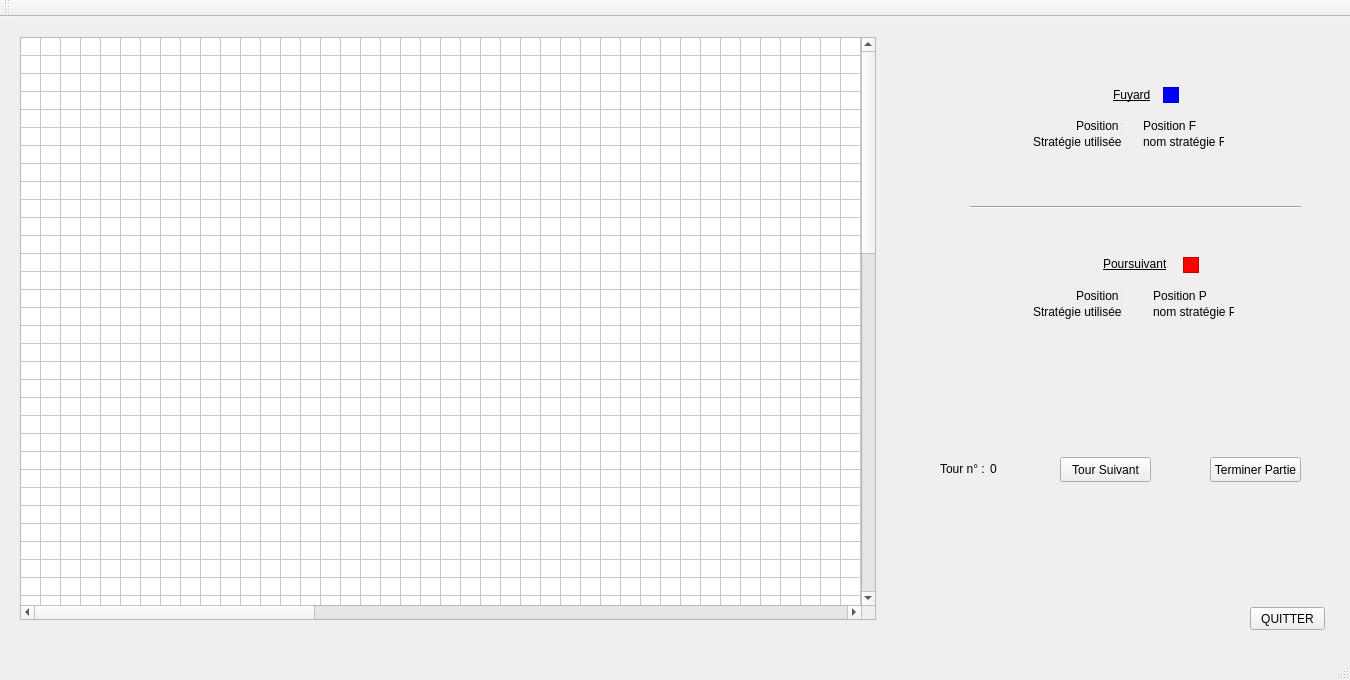
This is mainwindow.ui in L3TZ/CoursePoursuite as Qt 5 draws it before an edit. The edited form follows.
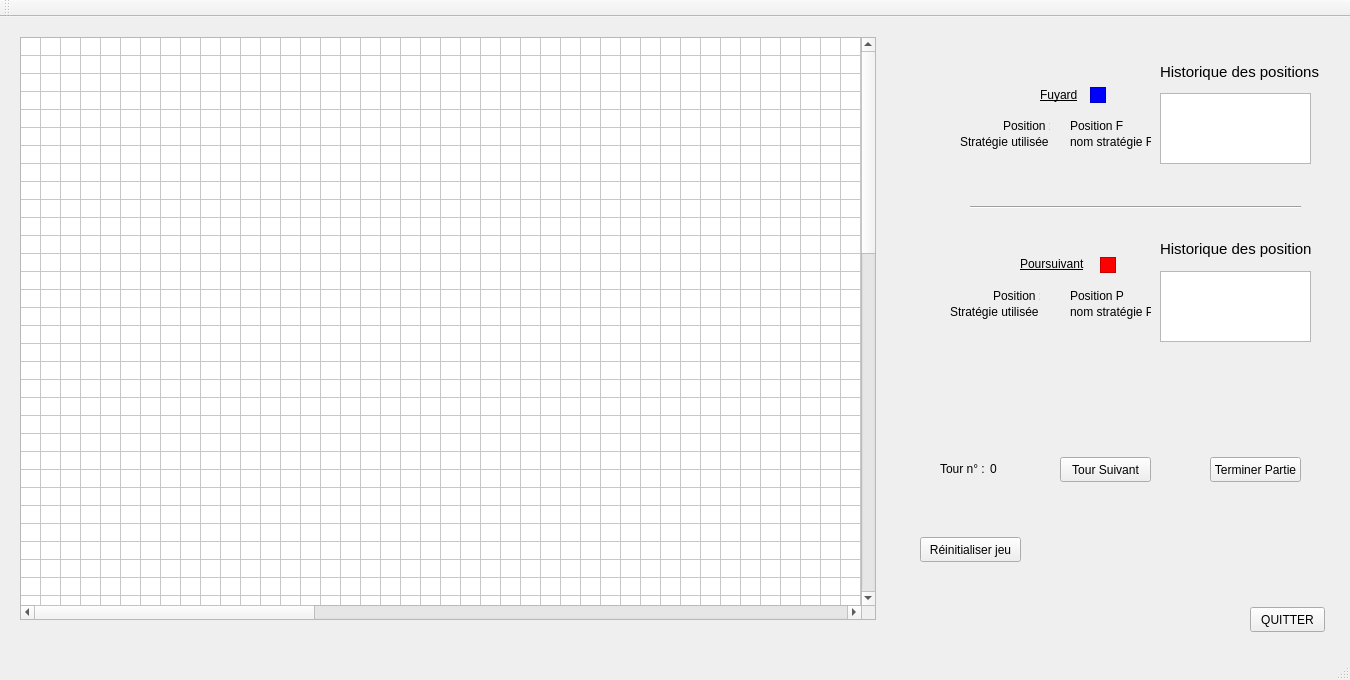
This is the edited form.

Commit message: Mise à jour, ajout bouton réinitialiser jeu

```diff
--- a/mainwindow.ui
+++ b/mainwindow.ui
@@ -20,7 +20,7 @@
     </property>
     <property name="geometry">
      <rect>
-      <x>1113</x>
+      <x>1040</x>
       <y>67</y>
       <width>41</width>
       <height>21</height>
@@ -39,7 +39,7 @@
    <widget class="QLabel" name="labelP">
     <property name="geometry">
      <rect>
-      <x>1103</x>
+      <x>1020</x>
       <y>237</y>
       <width>71</width>
       <height>20</height>
@@ -303,9 +303,14 @@
       <x>1250</x>
       <y>590</y>
       <width>75</width>
-      <height>23</height>
+      <height>25</height>
      </rect>
     </property>
+    <property name="font">
+     <font>
+      <pointsize>9</pointsize>
+     </font>
+    </property>
     <property name="text">
      <string>QUITTER</string>
     </property>
@@ -316,7 +321,7 @@
    <widget class="QLabel" name="labelPosF">
     <property name="geometry">
      <rect>
-      <x>1143</x>
+      <x>1070</x>
       <y>101</y>
       <width>61</width>
       <height>16</height>
@@ -329,7 +334,7 @@
    <widget class="QLabel" name="labelStratF">
     <property name="geometry">
      <rect>
-      <x>1143</x>
+      <x>1070</x>
       <y>117</y>
       <width>81</width>
       <height>16</height>
@@ -342,7 +347,7 @@
    <widget class="QLabel" name="labelPosP">
     <property name="geometry">
      <rect>
-      <x>1153</x>
+      <x>1070</x>
       <y>271</y>
       <width>61</width>
       <height>16</height>
@@ -355,7 +360,7 @@
    <widget class="QLabel" name="labelStratP">
     <property name="geometry">
      <rect>
-      <x>1153</x>
+      <x>1070</x>
       <y>287</y>
       <width>81</width>
       <height>16</height>
@@ -423,7 +428,7 @@
    <widget class="QLabel" name="nom_positionF">
     <property name="geometry">
      <rect>
-      <x>1076</x>
+      <x>1003</x>
       <y>101</y>
       <width>47</width>
       <height>16</height>
@@ -436,7 +441,7 @@
    <widget class="QLabel" name="nom_positionP">
     <property name="geometry">
      <rect>
-      <x>1076</x>
+      <x>993</x>
       <y>271</y>
       <width>47</width>
       <height>16</height>
@@ -449,7 +454,7 @@
    <widget class="QLabel" name="nom_stratP">
     <property name="geometry">
      <rect>
-      <x>1033</x>
+      <x>950</x>
       <y>287</y>
       <width>91</width>
       <height>16</height>
@@ -462,7 +467,7 @@
    <widget class="QLabel" name="nom_stratF">
     <property name="geometry">
      <rect>
-      <x>1033</x>
+      <x>960</x>
       <y>117</y>
       <width>91</width>
       <height>16</height>
@@ -475,7 +480,7 @@
    <widget class="QGraphicsView" name="graphicsView">
     <property name="geometry">
      <rect>
-      <x>1163</x>
+      <x>1090</x>
       <y>70</y>
       <width>16</width>
       <height>16</height>
@@ -491,7 +496,7 @@
    <widget class="QGraphicsView" name="graphicsView_2">
     <property name="geometry">
      <rect>
-      <x>1183</x>
+      <x>1100</x>
       <y>240</y>
       <width>16</width>
       <height>16</height>
@@ -514,6 +519,80 @@
      <enum>Qt::Horizontal</enum>
     </property>
    </widget>
+   <widget class="QListWidget" name="histoP">
+    <property name="geometry">
+     <rect>
+      <x>1160</x>
+      <y>254</y>
+      <width>151</width>
+      <height>71</height>
+     </rect>
+    </property>
+   </widget>
+   <widget class="QListWidget" name="histoF">
+    <property name="geometry">
+     <rect>
+      <x>1160</x>
+      <y>76</y>
+      <width>151</width>
+      <height>71</height>
+     </rect>
+    </property>
+   </widget>
+   <widget class="QLabel" name="labelHistoF">
+    <property name="geometry">
+     <rect>
+      <x>1160</x>
+      <y>45</y>
+      <width>181</width>
+      <height>20</height>
+     </rect>
+    </property>
+    <property name="font">
+     <font>
+      <pointsize>11</pointsize>
+     </font>
+    </property>
+    <property name="text">
+     <string>Historique des positions</string>
+    </property>
+   </widget>
+   <widget class="QLabel" name="labelHistoP">
+    <property name="geometry">
+     <rect>
+      <x>1160</x>
+      <y>224</y>
+      <width>151</width>
+      <height>16</height>
+     </rect>
+    </property>
+    <property name="font">
+     <font>
+      <pointsize>11</pointsize>
+     </font>
+    </property>
+    <property name="text">
+     <string>Historique des positions</string>
+    </property>
+   </widget>
+   <widget class="QPushButton" name="boutonReinit">
+    <property name="geometry">
+     <rect>
+      <x>920</x>
+      <y>520</y>
+      <width>101</width>
+      <height>25</height>
+     </rect>
+    </property>
+    <property name="font">
+     <font>
+      <pointsize>9</pointsize>
+     </font>
+    </property>
+    <property name="text">
+     <string>Réinitialiser jeu</string>
+    </property>
+   </widget>
   </widget>
   <widget class="QMenuBar" name="menuBar">
    <property name="geometry">
```
The commit also changes 8 other files.
